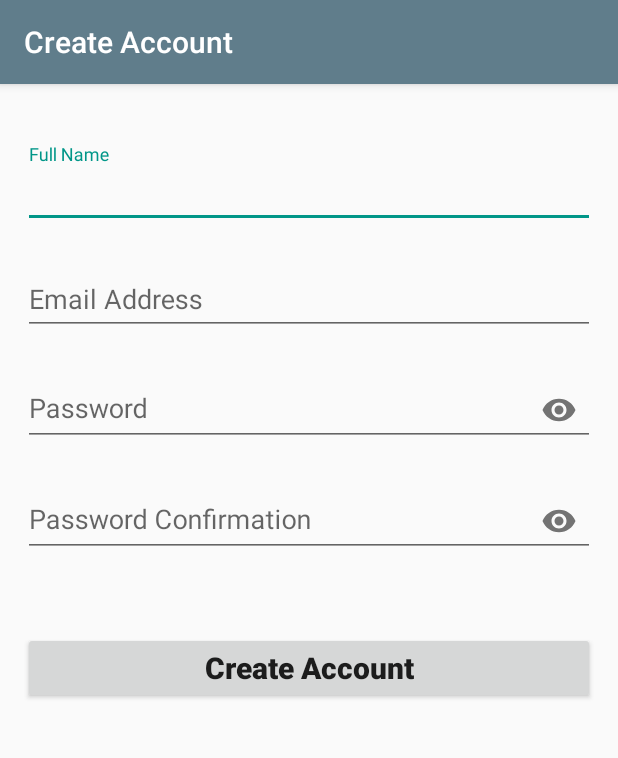
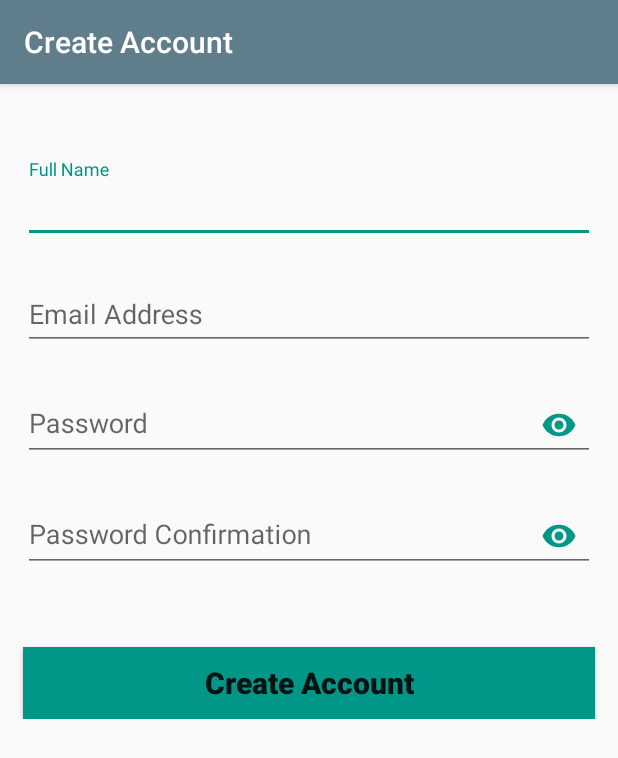
Before and after one commit to kareemws/Permanent-Storage-API-Request-and-Contact-list-Sample-App, an Android app: the CreateAccountActivity screen opened directly, with no data from a screen before it, on a phone screen of 412 x 824 dp. Shown: the top 758 px of the screen. Run offline under Robolectric (Android 15) with nearby library versions, the phone set to English and light mode, and no system bars.

Commit message:
Modifies Create Account Activity

```diff
--- a/app/src/main/AndroidManifest.xml
+++ b/app/src/main/AndroidManifest.xml
@@ -24,7 +24,7 @@
             </intent-filter>
         </activity>
         <activity
-            android:name=".CreateAccountActivity"
+            android:name=".activities.CreateAccountActivity"
             android:label="Create Account">
             <meta-data
                 android:name="android.support.PARENT_ACTIVITY"
--- a/app/src/main/java/com/kareemwaleed/arxicttask/CreateAccountActivity.java
+++ b/app/src/main/java/com/kareemwaleed/arxicttask/activities/CreateAccountActivity.java
@@ -1,4 +1,4 @@
-package com.kareemwaleed.arxicttask;
+package com.kareemwaleed.arxicttask.activities;
 
 import android.content.Context;
 import android.content.Intent;
@@ -10,16 +10,16 @@ import android.view.MotionEvent;
 import android.view.View;
 import android.view.inputmethod.InputMethodManager;
 import android.widget.Button;
-import android.widget.ScrollView;
+import android.widget.RelativeLayout;
 import android.widget.Toast;
 
-import com.kareemwaleed.arxicttask.activities.TabsActivity;
+import com.kareemwaleed.arxicttask.R;
 import com.kareemwaleed.arxicttask.database.ArxictDatabaseHandler;
 
 public class CreateAccountActivity extends AppCompatActivity {
 
     ArxictDatabaseHandler databaseHandler;
-    private ScrollView mainActivityLayout;
+    private RelativeLayout mainActivityLayout;
     private TextInputLayout fullNameTextInputLayout;
     private TextInputEditText fullNameTextInputEditText;
     private TextInputLayout emailAddressTextInputLayout;
@@ -83,7 +83,7 @@ public class CreateAccountActivity extends AppCompatActivity {
     }
 
     private void initViewVars(){
-        mainActivityLayout = (ScrollView) findViewById(R.id.create_account_activity_main_layout);
+        mainActivityLayout = (RelativeLayout) findViewById(R.id.create_account_activity_main_layout);
         fullNameTextInputLayout = (TextInputLayout) findViewById(R.id.full_name_input_layout);
         fullNameTextInputEditText = (TextInputEditText) findViewById(R.id.full_name_edit_text);
         emailAddressTextInputLayout = (TextInputLayout) findViewById(R.id.email_address_input_layout);
--- a/app/src/main/res/layout/activity_create_account.xml
+++ b/app/src/main/res/layout/activity_create_account.xml
@@ -2,23 +2,21 @@
 
 <ScrollView xmlns:android="http://schemas.android.com/apk/res/android"
     xmlns:app="http://schemas.android.com/apk/res-auto"
-    xmlns:tools="http://schemas.android.com/tools"
     android:layout_width="match_parent"
-    android:layout_height="match_parent"
-    android:id="@+id/create_account_activity_main_layout"
-    tools:context="com.kareemwaleed.arxicttask.CreateAccountActivity">
+    android:layout_height="match_parent">
 
     <RelativeLayout
+        android:id="@+id/create_account_activity_main_layout"
         android:layout_width="match_parent"
-        android:layout_height="match_parent">
+        android:layout_height="wrap_content"
+        android:paddingTop="50dp">
 
         <android.support.design.widget.TextInputLayout
             android:id="@+id/full_name_input_layout"
             android:layout_width="match_parent"
             android:layout_height="wrap_content"
             android:layout_marginEnd="15dp"
-            android:layout_marginStart="15dp"
-            android:layout_marginTop="40dp">
+            android:layout_marginStart="15dp">
 
             <android.support.design.widget.TextInputEditText
                 android:id="@+id/full_name_edit_text"
@@ -54,7 +52,8 @@
             android:layout_marginEnd="15dp"
             android:layout_marginStart="15dp"
             android:layout_marginTop="15dp"
-            app:passwordToggleEnabled="true">
+            app:passwordToggleEnabled="true"
+            app:passwordToggleTint="@color/colorAccent">
 
             <android.support.design.widget.TextInputEditText
                 android:id="@+id/password_edit_text"
@@ -73,7 +72,8 @@
             android:layout_marginEnd="15dp"
             android:layout_marginStart="15dp"
             android:layout_marginTop="15dp"
-            app:passwordToggleEnabled="true">
+            app:passwordToggleEnabled="true"
+            app:passwordToggleTint="@color/colorAccent">
 
             <android.support.design.widget.TextInputEditText
                 android:id="@+id/password_confirmation_edit_text"
@@ -87,14 +87,15 @@
             android:id="@+id/create_account_button"
             android:layout_width="match_parent"
             android:layout_height="wrap_content"
+            android:layout_below="@id/password_confirmation_input_layout"
+            android:layout_marginEnd="15dp"
             android:layout_marginStart="15dp"
-            android:layout_marginEnd="15dp"
             android:layout_marginTop="50dp"
+            android:background="@color/colorAccent"
             android:text="Create Account"
             android:textAllCaps="false"
             android:textSize="20sp"
-            android:textStyle="bold"
-            android:layout_below="@id/password_confirmation_input_layout"/>
+            android:textStyle="bold" />
 
     </RelativeLayout>
 </ScrollView>
--- a/app/src/main/res/layout/activity_login.xml
+++ b/app/src/main/res/layout/activity_login.xml
@@ -32,7 +32,8 @@
             android:layout_marginEnd="15dp"
             android:layout_marginStart="15dp"
             android:layout_marginTop="15dp"
-            app:passwordToggleEnabled="true">
+            app:passwordToggleEnabled="true"
+            app:passwordToggleTint="@color/colorAccent">
 
             <android.support.design.widget.TextInputEditText
                 android:id="@+id/password_edit_text"
```
Also changed, not shown: app/src/main/java/com/kareemwaleed/arxicttask/activities/LoginActivity.java (+8 -1 lines).
